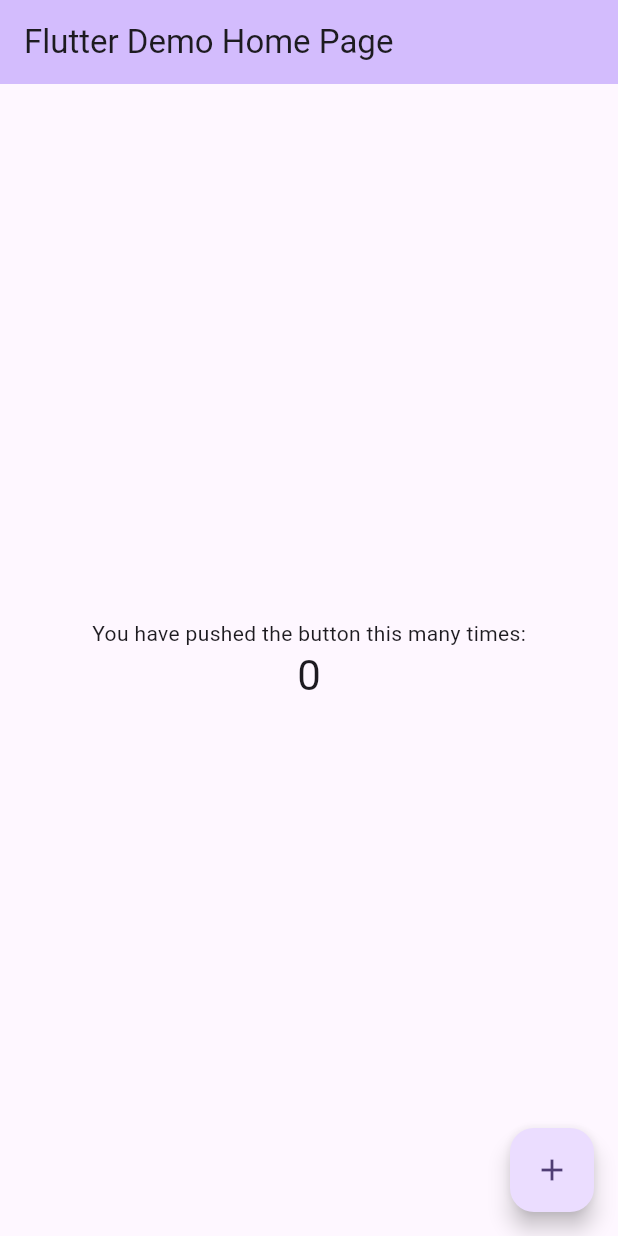
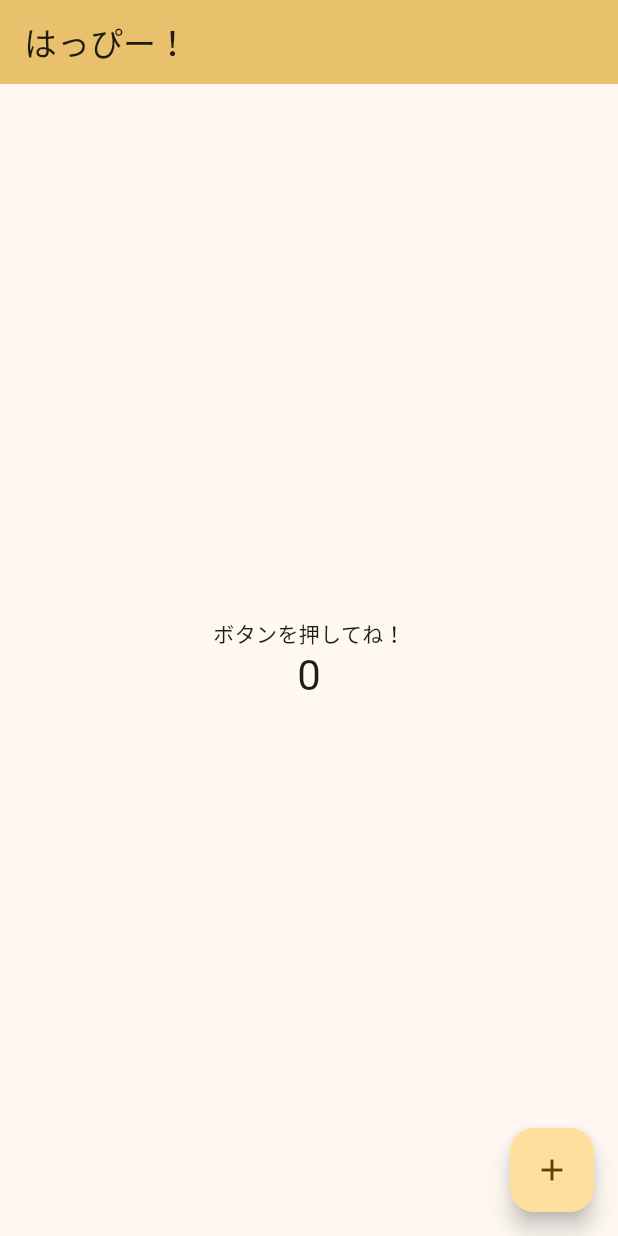
Before and after one commit to gito-hino/harry_app, a Flutter app: the screen it shows after launch, on a phone screen of 412 x 824 dp. Run offline on Flutter 3.47's test engine with Material 3 defaults, Android fonts, the phone set to English and light mode, and no system bars.

Commit message:
feat: Edit README.md

```diff
--- a/lib/main.dart
+++ b/lib/main.dart
@@ -7,46 +7,21 @@ void main() {
 class MyApp extends StatelessWidget {
   const MyApp({super.key});
 
-  // This widget is the root of your application.
   @override
   Widget build(BuildContext context) {
     return MaterialApp(
-      title: 'Flutter Demo',
+      title: 'Happy App',
       theme: ThemeData(
-        // This is the theme of your application.
-        //
-        // TRY THIS: Try running your application with "flutter run". You'll see
-        // the application has a purple toolbar. Then, without quitting the app,
-        // try changing the seedColor in the colorScheme below to Colors.green
-        // and then invoke "hot reload" (save your changes or press the "hot
-        // reload" button in a Flutter-supported IDE, or press "r" if you used
-        // the command line to start the app).
-        //
-        // Notice that the counter didn't reset back to zero; the application
-        // state is not lost during the reload. To reset the state, use hot
-        // restart instead.
-        //
-        // This works for code too, not just values: Most code changes can be
-        // tested with just a hot reload.
-        colorScheme: ColorScheme.fromSeed(seedColor: Colors.deepPurple),
+        colorScheme: ColorScheme.fromSeed(seedColor: Colors.amber),
         useMaterial3: true,
       ),
-      home: const MyHomePage(title: 'Flutter Demo Home Page'),
+      home: const MyHomePage(title: 'はっぴー！'),
     );
   }
 }
 
 class MyHomePage extends StatefulWidget {
   const MyHomePage({super.key, required this.title});
-
-  // This widget is the home page of your application. It is stateful, meaning
-  // that it has a State object (defined below) that contains fields that affect
-  // how it looks.
-
-  // This class is the configuration for the state. It holds the values (in this
-  // case the title) provided by the parent (in this case the App widget) and
-  // used by the build method of the State. Fields in a Widget subclass are
-  // always marked "final".
 
   final String title;
 
@@ -59,54 +34,23 @@ class _MyHomePageState extends State<MyHomePage> {
 
   void _incrementCounter() {
     setState(() {
-      // This call to setState tells the Flutter framework that something has
-      // changed in this State, which causes it to rerun the build method below
-      // so that the display can reflect the updated values. If we changed
-      // _counter without calling setState(), then the build method would not be
-      // called again, and so nothing would appear to happen.
       _counter++;
     });
   }
 
   @override
   Widget build(BuildContext context) {
-    // This method is rerun every time setState is called, for instance as done
-    // by the _incrementCounter method above.
-    //
-    // The Flutter framework has been optimized to make rerunning build methods
-    // fast, so that you can just rebuild anything that needs updating rather
-    // than having to individually change instances of widgets.
     return Scaffold(
       appBar: AppBar(
-        // TRY THIS: Try changing the color here to a specific color (to
-        // Colors.amber, perhaps?) and trigger a hot reload to see the AppBar
-        // change color while the other colors stay the same.
         backgroundColor: Theme.of(context).colorScheme.inversePrimary,
-        // Here we take the value from the MyHomePage object that was created by
-        // the App.build method, and use it to set our appbar title.
         title: Text(widget.title),
       ),
       body: Center(
-        // Center is a layout widget. It takes a single child and positions it
-        // in the middle of the parent.
         child: Column(
-          // Column is also a layout widget. It takes a list of children and
-          // arranges them vertically. By default, it sizes itself to fit its
-          // children horizontally, and tries to be as tall as its parent.
-          //
-          // Column has various properties to control how it sizes itself and
-          // how it positions its children. Here we use mainAxisAlignment to
-          // center the children vertically; the main axis here is the vertical
-          // axis because Columns are vertical (the cross axis would be
-          // horizontal).
-          //
-          // TRY THIS: Invoke "debug painting" (choose the "Toggle Debug Paint"
-          // action in the IDE, or press "p" in the console), to see the
-          // wireframe for each widget.
           mainAxisAlignment: MainAxisAlignment.center,
           children: <Widget>[
             const Text(
-              'You have pushed the button this many times:',
+              'ボタンを押してね！',
             ),
             Text(
               '$_counter',
```
Also changed, not shown: pubspec.yaml (+2 -69 lines), 1 other file.
